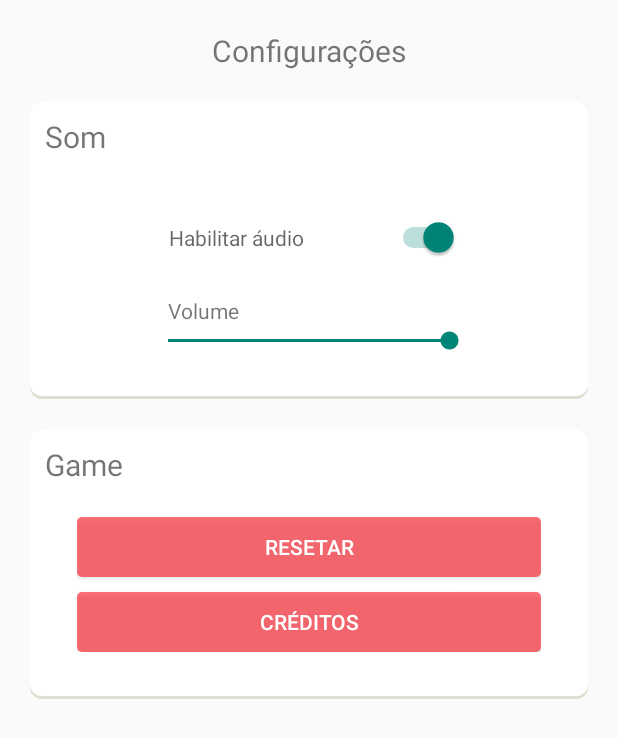
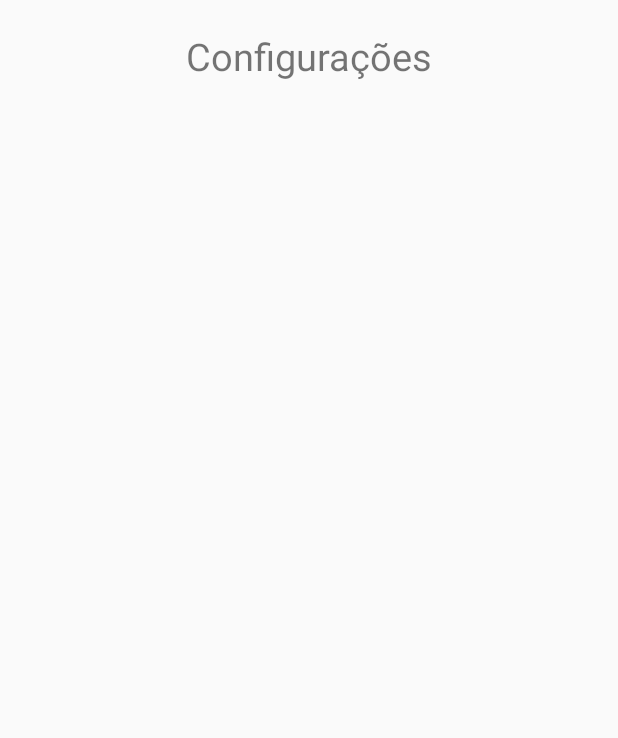
Before and after one commit to OficinaDoCodigo/Game_of_velha, an Android app: the ConfigActivity screen opened directly, with no data from a screen before it, on a phone screen of 412 x 824 dp. Shown: the top 738 px of the screen. Run offline under Robolectric (Android 15) with nearby library versions, the phone set to English and light mode, and no system bars.

Commit message:
splash modificado e configuracoes apagada

```diff
--- a/app/src/main/java/br/com/oficinadocodigo/ConfigActivity.java
+++ b/app/src/main/java/br/com/oficinadocodigo/ConfigActivity.java
@@ -21,12 +21,12 @@ public class ConfigActivity extends ActionBarActivity {
         setContentView(R.layout.activity_config);
         this.getSupportActionBar().hide();
 
-        ck_sound                = (Switch) findViewById(R.id.ck_play_sound_config);
-        seekbar_volume_config   = (SeekBar) findViewById(R.id.seekbar_volume_config);
+       // ck_sound                = (Switch) findViewById(R.id.ck_play_sound_config);
+       // seekbar_volume_config   = (SeekBar) findViewById(R.id.seekbar_volume_config);
 
-        ck_sound.setChecked(TempGameData.SOUND_PLAY);
-        seekbar_volume_config.setProgress(TempGameData.VOLUME);
-
+       // ck_sound.setChecked(TempGameData.SOUND_PLAY);
+        //seekbar_volume_config.setProgress(TempGameData.VOLUME);
+/**
         ck_sound.setOnCheckedChangeListener(new CompoundButton.OnCheckedChangeListener() {
             @Override
             public void onCheckedChanged(CompoundButton buttonView, boolean isChecked) {
@@ -61,7 +61,7 @@ public class ConfigActivity extends ActionBarActivity {
 
             }
         });
-
+ **/
     }
 
 
--- a/app/src/main/res/layout/activity_config.xml
+++ b/app/src/main/res/layout/activity_config.xml
@@ -3,7 +3,6 @@
     xmlns:tools="http://schemas.android.com/tools"
     android:layout_width="match_parent"
     android:layout_height="match_parent"
-    android:paddingLeft="@dimen/activity_horizontal_margin"
     android:padding="20dp"
     android:orientation="vertical"
     tools:context="br.com.oficinadocodigo.gameofvelha.ConfigActivity">
@@ -11,7 +10,6 @@
     <LinearLayout
         android:layout_width="fill_parent"
         android:layout_height="wrap_content"
-        android:layout_marginBottom="20dp"
         >
 
         <TextView
@@ -19,112 +17,22 @@
             android:layout_height="wrap_content"
             android:text="Configurações"
             android:gravity="center"
-            android:textSize="20dp"
+            android:textSize="25dp"
             />
 
-        </LinearLayout>
+    </LinearLayout>
 
-   <LinearLayout
-       android:layout_width="fill_parent"
-       android:layout_height="wrap_content"
-       android:background="@drawable/box"
-       android:padding="10dp"
-       android:gravity="top"
-       android:orientation="vertical"
-       >
-        <TextView
-            android:layout_width="wrap_content"
-            android:layout_height="wrap_content"
-            android:text="Som"
-            android:textSize="20dp"
-            />
-
-        <LinearLayout
-            android:layout_width="fill_parent"
-            android:layout_height="wrap_content"
-            android:gravity="center"
-            android:layout_margin="20dp"
-            android:orientation="vertical"
-            >
-
-            <Switch
-                android:layout_width="200dp"
-                android:layout_height="wrap_content"
-                android:layout_marginTop="20dp"
-                android:id="@+id/ck_play_sound_config"
-                android:checked="true"
-                android:hint="  Habilitar áudio "
-                />
-
-            <TextView
-                android:layout_width="200dp"
-                android:layout_height="fill_parent"
-                android:layout_marginTop="25dp"
-                android:paddingLeft="6dp"
-                android:text="Volume"
-                />
-            <SeekBar
-                android:layout_width="220dp"
-                android:layout_height="wrap_content"
-                android:layout_marginTop="1dp"
-                android:progress="100"
-                android:id="@+id/seekbar_volume_config"
-
-            />
-
-        </LinearLayout>
-   </LinearLayout>
-
-    <!-- General configs  -->
     <LinearLayout
+        android:orientation="horizontal"
         android:layout_width="fill_parent"
-        android:layout_height="wrap_content"
-        android:background="@drawable/box"
-        android:padding="10dp"
-        android:layout_marginTop="20dp"
-        android:gravity="top"
-        android:orientation="vertical"
-        >
-        <TextView
-            android:layout_width="wrap_content"
-            android:layout_height="wrap_content"
-            android:text="Game"
-            android:textSize="20dp"
-            />
-
-        <LinearLayout
-            android:layout_width="fill_parent"
-            android:layout_height="wrap_content"
-            android:gravity="center"
-            android:layout_margin="20dp"
-            android:orientation="vertical"
-            android:padding="1dp"
-            >
-
-            <Button
-                android:layout_width="fill_parent"
-                android:layout_height="40dp"
-                android:background="@drawable/botao_principal"
-                android:text="Resetar"
-                android:textColor="@color/white"
-
-                />
+        android:layout_height="wrap_content">
 
 
-            <Button
-                android:layout_width="fill_parent"
-                android:layout_height="40dp"
-                android:background="@drawable/botao_principal"
-                android:text="Créditos"
-                android:layout_marginTop="10dp"
-                android:textColor="@color/white"
 
-                />
-
-
-        </LinearLayout>
     </LinearLayout>
 
 
 
+
+
 </LinearLayout>
--- a/app/src/main/res/layout/activity_main.xml
+++ b/app/src/main/res/layout/activity_main.xml
@@ -1,25 +1,46 @@
-<RelativeLayout
+<LinearLayout
     xmlns:android="http://schemas.android.com/apk/res/android"
-    xmlns:tools="http://schemas.android.com/tools" android:layout_width="match_parent"
-    android:layout_height="match_parent" android:paddingLeft="@dimen/activity_horizontal_margin"
-    android:paddingRight="@dimen/activity_horizontal_margin"
-    android:paddingTop="@dimen/activity_vertical_margin"
-    android:paddingBottom="@dimen/activity_vertical_margin"
-    android:background="@color/pink"
+    xmlns:tools="http://schemas.android.com/tools"
+    android:layout_width="fill_parent"
+    android:layout_height="fill_parent"
+    android:orientation="vertical"
+    android:background="@color/vermelhoclaro"
     tools:context=".MainActivity">
+
     <LinearLayout
-        android:layout_width="wrap_content"
+        android:gravity="center"
+        android:layout_weight="1"
+        android:layout_width="fill_parent"
+        android:layout_height="wrap_content"
+        >
+        <ImageView
+            android:layout_width="wrap_content"
+            android:layout_height="wrap_content"
+            android:src="@drawable/iconeoficinadocodigo"/>
+
+
+    </LinearLayout>
+
+    <LinearLayout
+        android:gravity="center_horizontal"
+        android:layout_weight="1"
+        android:layout_width="fill_parent"
         android:layout_height="wrap_content"
         android:orientation="vertical"
-        android:layout_centerVertical="true"
-        android:layout_centerHorizontal="true"
         >
         <TextView
             android:layout_width="wrap_content"
             android:layout_height="wrap_content"
             android:text="@string/copy_right"
             android:textColor="@color/white"
-            android:textSize="35sp"
+            android:textSize="25sp"
+            />
+        <TextView
+            android:layout_width="wrap_content"
+            android:layout_height="wrap_content"
+            android:text="@string/copyRightData"
+            android:textColor="@color/white"
+            android:textSize="13sp"
             />
     </LinearLayout>
-</RelativeLayout>
+</LinearLayout>
--- a/app/src/main/res/values/strings.xml
+++ b/app/src/main/res/values/strings.xml
@@ -6,7 +6,9 @@
     <string name="configuracoesBtn">CONFIGURAÇÕES</string>
 
     <string name="copyRight">© Copyright Oficina do Código</string>
+    <string name="copyRightData">© 2015 Carlos Henry and Caio Alves</string>
     <string name="copy_right">Oficina do Código</string>
+
     <string name="title_activity_choose_player">Jogador_1</string>
 
     <string name="playerSelection1">Selecionar player 1</string>
```
